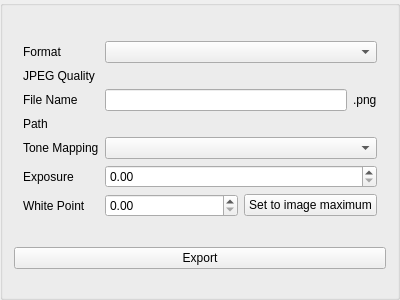
Qt form src/GUI/Components/ui/ExportWidget.ui (lucas-gtr/Lumen) before a commit.
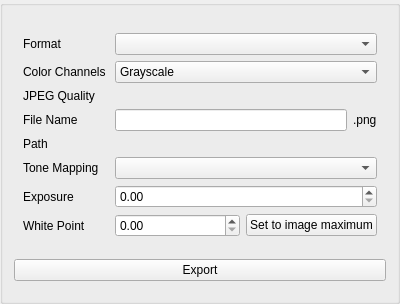
The same form after that commit. Custom widgets are drawn as their Qt base class.

Commit message: Added unit test and refactor channel count for Framebuffer (#28)

```diff
--- a/src/GUI/Components/ui/ExportWidget.ui
+++ b/src/GUI/Components/ui/ExportWidget.ui
@@ -7,7 +7,7 @@
     <x>0</x>
     <y>0</y>
     <width>400</width>
-    <height>300</height>
+    <height>304</height>
    </rect>
   </property>
   <property name="windowTitle">
@@ -33,54 +33,54 @@
       <item row="0" column="1">
        <widget class="QComboBox" name="formatComboBox"/>
       </item>
-      <item row="1" column="0">
+      <item row="2" column="0">
        <widget class="QLabel" name="jpegQualityLabel">
         <property name="text">
          <string>JPEG Quality </string>
         </property>
        </widget>
       </item>
-      <item row="1" column="1">
+      <item row="2" column="1">
        <widget class="SliderSpinBox" name="jpegQualityWidget" native="true"/>
       </item>
-      <item row="2" column="0">
+      <item row="3" column="0">
        <widget class="QLabel" name="fileNameLabel">
         <property name="text">
          <string>File Name</string>
         </property>
        </widget>
       </item>
-      <item row="3" column="0">
+      <item row="4" column="0">
        <widget class="QLabel" name="pathLabel">
         <property name="text">
          <string>Path</string>
         </property>
        </widget>
       </item>
-      <item row="3" column="1">
+      <item row="4" column="1">
        <widget class="FileSelector" name="fileSelector" native="true"/>
       </item>
-      <item row="4" column="0">
+      <item row="5" column="0">
        <widget class="QLabel" name="toneMappingLabel">
         <property name="text">
          <string>Tone Mapping</string>
         </property>
        </widget>
       </item>
-      <item row="4" column="1">
+      <item row="5" column="1">
        <widget class="QComboBox" name="toneMappingComboBox"/>
       </item>
-      <item row="5" column="0">
+      <item row="6" column="0">
        <widget class="QLabel" name="exposureLabel">
         <property name="text">
          <string>Exposure</string>
         </property>
        </widget>
       </item>
-      <item row="5" column="1">
+      <item row="6" column="1">
        <widget class="QDoubleSpinBox" name="exposureSpinBox"/>
       </item>
-      <item row="2" column="1">
+      <item row="3" column="1">
        <widget class="QWidget" name="widget_2" native="true">
         <layout class="QHBoxLayout" name="horizontalLayout">
          <property name="leftMargin">
@@ -108,14 +108,14 @@
         </layout>
        </widget>
       </item>
-      <item row="6" column="0">
+      <item row="7" column="0">
        <widget class="QLabel" name="whitePointLabel">
         <property name="text">
          <string>White Point </string>
         </property>
        </widget>
       </item>
-      <item row="6" column="1">
+      <item row="7" column="1">
        <widget class="QWidget" name="whitePointWidget" native="true">
         <layout class="QHBoxLayout" name="horizontalLayout_2">
          <property name="leftMargin">
@@ -147,6 +147,27 @@
         </layout>
        </widget>
       </item>
+      <item row="1" column="0">
+       <widget class="QLabel" name="label">
+        <property name="text">
+         <string>Color Channels </string>
+        </property>
+       </widget>
+      </item>
+      <item row="1" column="1">
+       <widget class="QComboBox" name="channelsCombobox">
+        <item>
+         <property name="text">
+          <string>Grayscale</string>
+         </property>
+        </item>
+        <item>
+         <property name="text">
+          <string>RGB</string>
+         </property>
+        </item>
+       </widget>
+      </item>
      </layout>
     </widget>
    </item>
```
The commit also changes 100 other files.
